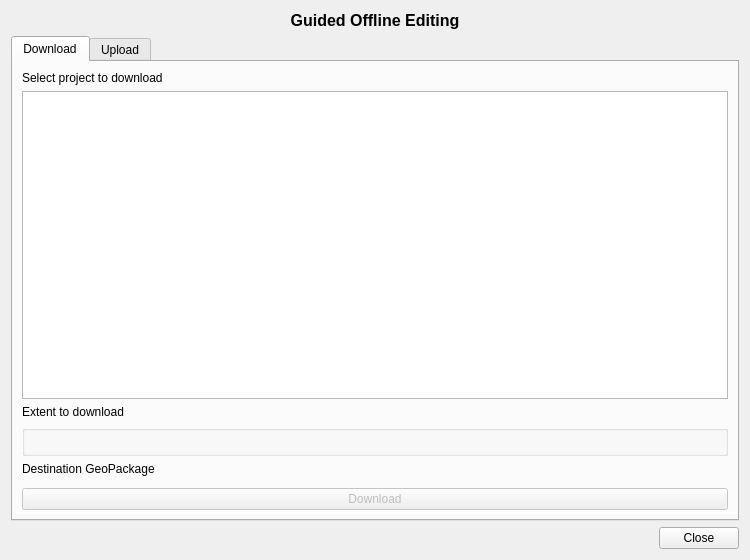
Qt form guided_offline_editing_dialog_base.ui (ygversil/qgis-guided-offline-editing) before a commit.
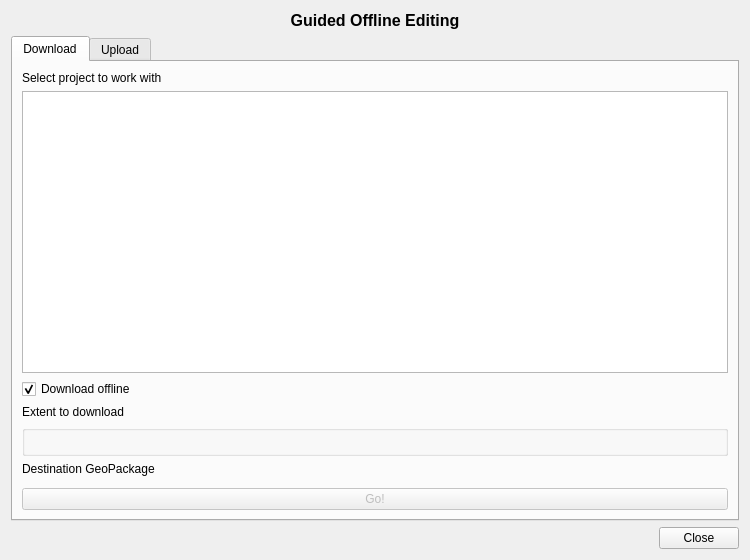
The same form after that commit. Icons and pictures are not drawn. Custom widgets are drawn as their Qt base class.

Commit message:
Add checkbox to say if project should be downloaded
Consequently, we change labels:

* "Project to download" becomes "Project to work with",

* "Download" button becomes "Go!" button.

```diff
--- a/guided_offline_editing_dialog_base.ui
+++ b/guided_offline_editing_dialog_base.ui
@@ -51,13 +51,23 @@
        <item>
         <widget class="QLabel" name="pgProjectLabel">
          <property name="text">
-          <string>Select project to download</string>
+          <string>Select project to work with</string>
          </property>
         </widget>
        </item>
        <item>
         <widget class="QListView" name="pgProjectList"/>
        </item>
+       <item>
+        <widget class="QCheckBox" name="downloadCheckBox">
+         <property name="text">
+          <string>Download offline</string>
+         </property>
+         <property name="checked">
+          <bool>true</bool>
+         </property>
+        </widget>
+       </item>
        <item>
         <widget class="QLabel" name="pgProjectDownloadExtentLabel">
          <property name="text">
@@ -91,7 +101,7 @@
           <bool>false</bool>
          </property>
          <property name="text">
-          <string>Download</string>
+          <string>Go!</string>
          </property>
         </widget>
        </item>
```
Left out of the diff: 4 changed lines with no effect on the pictures. The commit also changes 4 other files.
